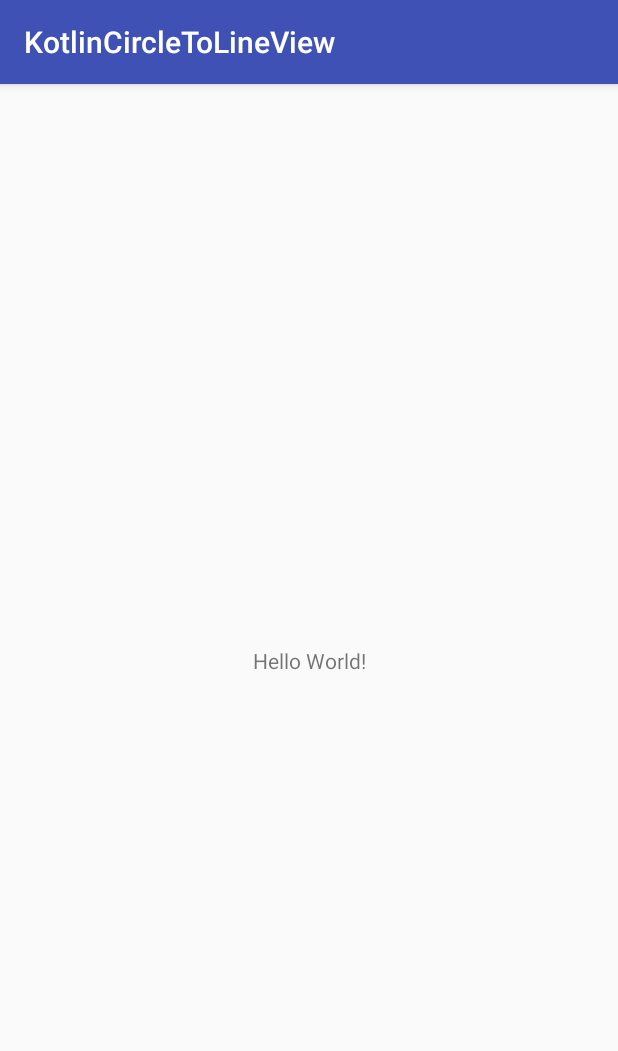
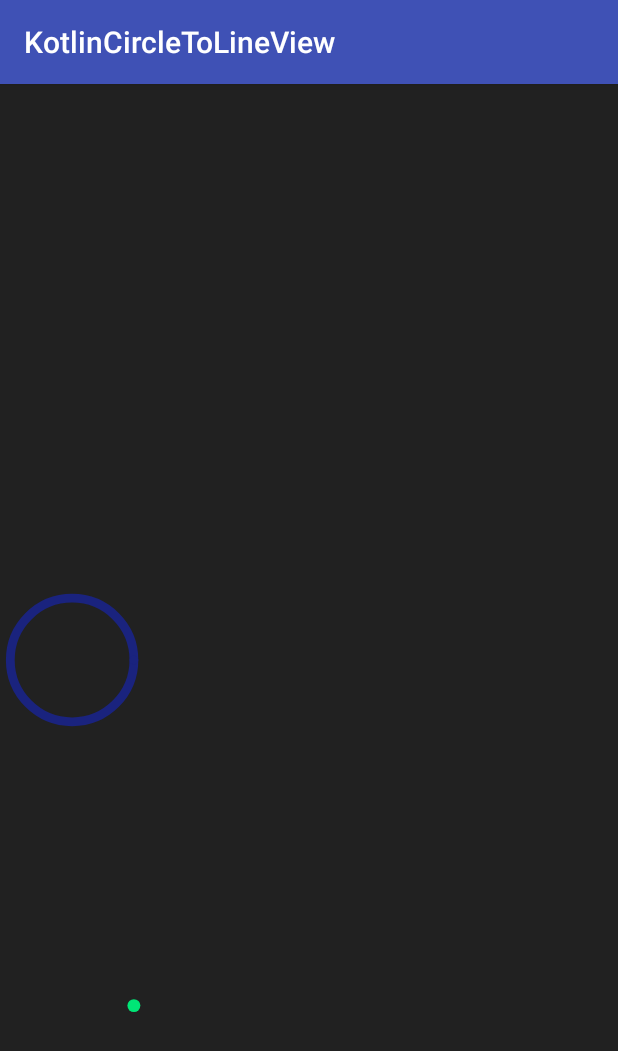
Before and after one commit to Anwesh43/KotlinCircleToLineView, an Android app: the screen it shows after launch (MainActivity), on a phone screen of 412 x 824 dp. Shown: the top 1051 px of the screen. Run offline under Robolectric (Android 15) with nearby library versions, the phone set to English and light mode, and no system bars.

```diff
--- a/app/build.gradle
+++ b/app/build.gradle
@@ -29,6 +29,7 @@ dependencies {
     compile 'com.android.support.constraint:constraint-layout:1.0.2'
     testCompile 'junit:junit:4.12'
     compile "org.jetbrains.kotlin:kotlin-stdlib-jre7:$kotlin_version"
+    compile project(":kotlincircletoline")
 }
 repositories {
     mavenCentral()
--- a/app/src/main/java/ui/anwesome/com/kotlincircletolineview/MainActivity.kt
+++ b/app/src/main/java/ui/anwesome/com/kotlincircletolineview/MainActivity.kt
@@ -2,11 +2,12 @@ package ui.anwesome.com.kotlincircletolineview
 
 import android.support.v7.app.AppCompatActivity
 import android.os.Bundle
+import ui.anwesome.com.kotlincircletoline.CircleToLineView
 
 class MainActivity : AppCompatActivity() {
 
     override fun onCreate(savedInstanceState: Bundle?) {
         super.onCreate(savedInstanceState)
-        setContentView(R.layout.activity_main)
+        CircleToLineView.create(this)
     }
 }
```
